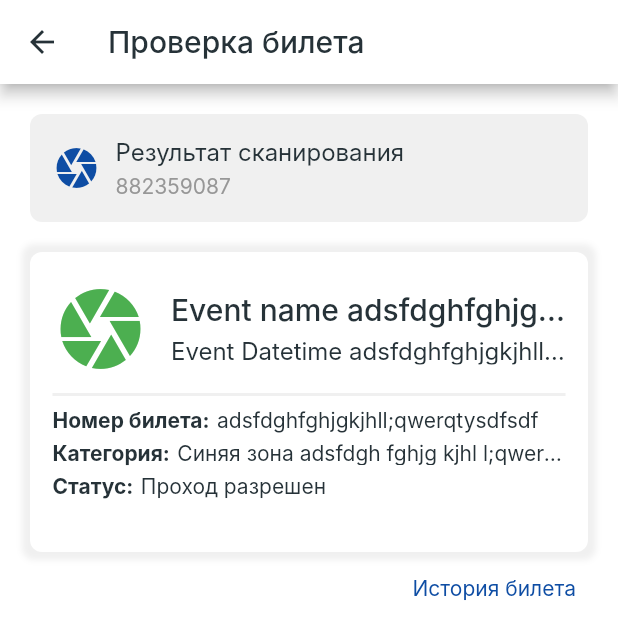
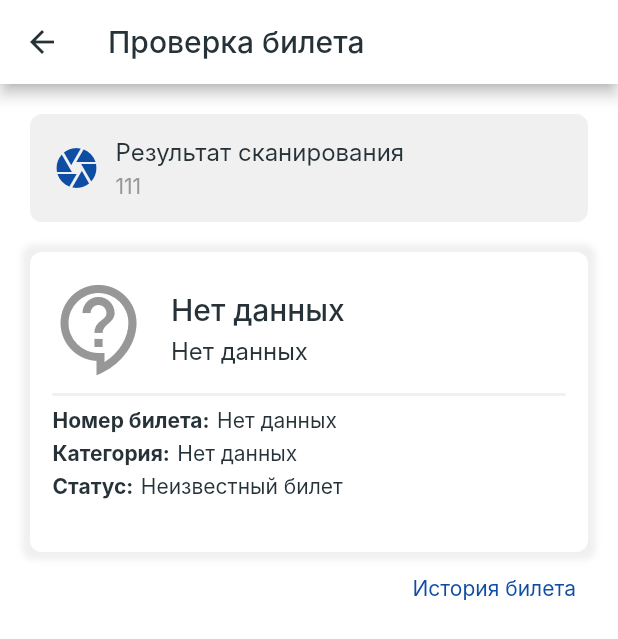
Before and after one commit to vgadzh/flutter_ticket_check, a Flutter app: the screen it shows after launch, item 2 of the bottom bar chosen, after a tap on an icon or button, on a phone screen of 412 x 824 dp. Shown: the top 639 px of the screen. Run offline on Flutter 3.47's test engine with Material 2 defaults, Android fonts, the phone set to English and light mode, and no system bars; our stand-ins replace sqflite; missing offline and left inert: flutter_barcode_scanner; accounts and stored records are empty; Roboto replaces fonts that are missing (Inter).

Commit message:
+sqlite db - tickets

```diff
--- /dev/null
+++ b/lib/enum/ticket_status.dart
@@ -0,0 +1,5 @@
+enum TicketStatus {
+  ok,
+  used,
+  unknown,
+}
--- a/lib/screen/home_screen.dart
+++ b/lib/screen/home_screen.dart
@@ -19,10 +19,10 @@ class HomeScreen extends StatelessWidget {
             'Home Screen (i)',
             style: Styles.h5,
           ),
-          Text('Date'),
-          Text('Events'),
-          Text('Zones'),
-          Text('Tickets'),
+          const Text('Date'),
+          const Text('Events'),
+          const Text('Zones'),
+          const Text('Tickets'),
           Row(
             mainAxisAlignment: MainAxisAlignment.start,
             children: [
--- a/lib/screen/scan_screen.dart
+++ b/lib/screen/scan_screen.dart
@@ -1,7 +1,7 @@
 import 'package:flutter/material.dart';
-import 'package:flutter/services.dart';
 import 'package:flutter_barcode_scanner/flutter_barcode_scanner.dart';
 import 'package:flutter_ticket_check/screen/ticket_screen.dart';
+import 'package:flutter_ticket_check/services/ticket_service.dart';
 import 'package:flutter_ticket_check/utils/app_styles.dart';
 
 class ScanScreen extends StatefulWidget {
@@ -57,12 +57,18 @@ class _ScanScreenState extends State<ScanScreen> {
     // } on PlatformException {
     //   barcodeScanRes = 'Failed to get platform version';
     // }
+    final ticketService = TicketService();
+    final Ticket ticket = await ticketService.getTicket(ticketNumber: '11');
+    print(ticket);
+
     if (!mounted) return;
     Navigator.push(
         context,
         MaterialPageRoute(
-            builder: ((context) =>
-                const TicketScreen(ticketNumber: '882359087'))));
+            builder: ((context) => TicketScreen(
+                  ticket: ticket,
+                  barcode: '111',
+                ))));
     // setState(() {
     //   _scanBarcode = barcodeScanRes;
     // });
--- a/lib/screen/ticket_screen.dart
+++ b/lib/screen/ticket_screen.dart
@@ -1,11 +1,30 @@
 import 'package:flutter/material.dart';
+import 'package:flutter_ticket_check/enum/ticket_status.dart';
 import 'package:flutter_ticket_check/screen/ticket_history_screen.dart';
+import 'package:flutter_ticket_check/services/ticket_service.dart';
 import 'package:flutter_ticket_check/utils/app_styles.dart';
-import 'package:flutter_ticket_check/widget/captionDoubleTextLine.dart';
+import 'package:flutter_ticket_check/widget/caption_double_text_line.dart';
+
+Icon ticketOkIcon = Icon(
+  Icons.check_circle_outline,
+  size: 64,
+  color: Styles.secondaryColor,
+);
+Icon ticketUsedIcon = Icon(
+  Icons.cancel_outlined,
+  size: 64,
+  color: Styles.accentColor,
+);
+Icon ticketUnknownIcon = Icon(
+  Icons.contact_support_outlined,
+  size: 64,
+  color: Styles.iconsColor,
+);
 
 class TicketScreen extends StatelessWidget {
-  final String ticketNumber;
-  const TicketScreen({super.key, required this.ticketNumber});
+  final Ticket ticket;
+  final String barcode;
+  const TicketScreen({super.key, required this.ticket, required this.barcode});
 
   @override
   Widget build(BuildContext context) {
@@ -56,7 +75,7 @@ class TicketScreen extends StatelessWidget {
                           height: 5,
                         ),
                         Text(
-                          ticketNumber,
+                          barcode,
                           style: Styles.subtitleTextStyle
                               .copyWith(color: Styles.iconsColor),
                           overflow: TextOverflow.ellipsis,
@@ -93,11 +112,11 @@ class TicketScreen extends StatelessWidget {
                       mainAxisAlignment: MainAxisAlignment.start,
                       crossAxisAlignment: CrossAxisAlignment.center,
                       children: [
-                        const Icon(
-                          Icons.camera,
-                          size: 64,
-                          color: Colors.green,
-                        ),
+                        (ticket.status == TicketStatus.ok)
+                            ? ticketOkIcon
+                            : (ticket.status == TicketStatus.used)
+                                ? ticketUsedIcon
+                                : ticketUnknownIcon,
                         const SizedBox(width: 15),
                         Flexible(
                           child: Column(
@@ -105,13 +124,13 @@ class TicketScreen extends StatelessWidget {
                             crossAxisAlignment: CrossAxisAlignment.start,
                             children: [
                               Text(
-                                "Event name adsfdghfghjgkjhll;qwerqty",
+                                ticket.eventName,
                                 style: Styles.h6,
                                 overflow: TextOverflow.ellipsis,
                               ),
                               const SizedBox(height: 5),
                               Text(
-                                'Event Datetime adsfdghfghjgkjhll;qwerqty',
+                                ticket.eventDate,
                                 style: Styles.bodyTextStyle1,
                                 overflow: TextOverflow.ellipsis,
                               ),
@@ -122,19 +141,20 @@ class TicketScreen extends StatelessWidget {
                     ),
                   ),
                   Divider(thickness: 2, color: Styles.shadeColor),
-                  const CaptionDoubleTextLine(
-                      captionText: 'Номер билета:',
-                      text: 'adsfdghfghjgkjhll;qwerqtysdfsdf'),
+                  CaptionDoubleTextLine(
+                      captionText: 'Номер билета:', text: ticket.number),
                   const SizedBox(height: 5),
-                  const CaptionDoubleTextLine(
-                      captionText: 'Категория:',
-                      text: 'Синяя зона adsfdgh fghjg kjhl l;qwerqtysdfsdf'),
+                  CaptionDoubleTextLine(
+                      captionText: 'Категория:', text: ticket.zoneName),
                   const SizedBox(height: 5),
-                  const CaptionDoubleTextLine(
-                      captionText: 'Статус:', text: 'Проход разрешен'),
+                  CaptionDoubleTextLine(
+                      captionText: 'Статус:',
+                      text: TicketService.getTicketStatusDescription(
+                          status: ticket.status)),
                 ],
               ),
             ),
+            // History button
             Row(
               mainAxisAlignment: MainAxisAlignment.end,
               children: [
@@ -144,7 +164,7 @@ class TicketScreen extends StatelessWidget {
                           context,
                           MaterialPageRoute(
                               builder: ((context) => TicketHistoryScreen(
-                                  ticketNumber: ticketNumber))));
+                                  ticketNumber: ticket.number))));
                     },
                     child: Text(
                       'История билета',
--- /dev/null
+++ b/lib/services/service_exceptions.dart
@@ -0,0 +1,7 @@
+class DatabaseIsNotOpen implements Exception {}
+
+class DatabaseAlreadyOpenException implements Exception {}
+
+class UnableToGetDocumentsDirectory implements Exception {}
+
+class CouldNotFindNote implements Exception {}
--- /dev/null
+++ b/lib/services/ticket_service.dart
@@ -0,0 +1,161 @@
+import 'package:flutter_ticket_check/enum/ticket_status.dart';
+import 'package:flutter_ticket_check/services/service_exceptions.dart';
+import 'package:path_provider/path_provider.dart';
+import 'package:sqflite/sqflite.dart';
+import 'package:path/path.dart' show join;
+
+class TicketService {
+  Database? _db;
+
+  Database _getDatabaseOrThrow() {
+    final db = _db;
+    if (db == null) {
+      throw DatabaseIsNotOpen();
+    }
+    return db;
+  }
+
+  Future<void> _ensureDbIsOpen() async {
+    try {
+      await open();
+    } on DatabaseAlreadyOpenException {
+      //empty
+    }
+  }
+
+  Future<void> open() async {
+    if (_db != null) {
+      throw DatabaseAlreadyOpenException();
+    }
+    try {
+      final docsPath = await getApplicationDocumentsDirectory();
+      final dbPath = join(docsPath.path, dbName);
+      final db = await openDatabase(dbPath);
+      _db = db;
+
+      await db.execute(createTicketTable);
+
+      // await insertDemoTickets();
+    } on MissingPlatformDirectoryException {
+      throw UnableToGetDocumentsDirectory();
+    } catch (e) {
+      print(e.toString());
+    }
+  }
+
+  Future<void> close() async {
+    final db = _db;
+    if (db == null) {
+      throw DatabaseIsNotOpen();
+    } else {
+      await db.close();
+      _db = null;
+    }
+  }
+
+  Future<void> insertDemoTickets() async {
+    await _ensureDbIsOpen();
+    final db = _getDatabaseOrThrow();
+    await db.execute(insertDemoTicketsQuery);
+  }
+
+  Future<void> deleteAllTickets() async {
+    await _ensureDbIsOpen();
+    final db = _getDatabaseOrThrow();
+    await db.delete(ticketTable);
+  }
+
+  Future<Ticket> getTicket({required ticketNumber}) async {
+    await _ensureDbIsOpen();
+    final db = _getDatabaseOrThrow();
+    final tickets = await db.query(
+      ticketTable,
+      limit: 1,
+      where: 'number=?',
+      whereArgs: [ticketNumber],
+    );
+    if (tickets.isEmpty) {
+      return Ticket(
+        number: 'Нет данных',
+        status: TicketStatus.unknown,
+        zoneName: 'Нет данных',
+        eventName: 'Нет данных',
+        eventDate: 'Нет данных',
+      );
+    } else {
+      return Ticket.fromRow(tickets.first);
+    }
+  }
+
+  static String getTicketStatusDescription({required TicketStatus status}) {
+    String description = 'Неизвестный статус билета';
+    switch (status) {
+      case TicketStatus.ok:
+        description = 'Новый билет';
+        break;
+      case TicketStatus.used:
+        description = 'Использованный билет';
+        break;
+      case TicketStatus.unknown:
+        description = 'Неизвестный билет';
+        break;
+    }
+    return description;
+  }
+}
+
+class Ticket {
+  final String number;
+  final TicketStatus status;
+  final String zoneName;
+  final String eventName;
+  final String eventDate;
+
+  Ticket({
+    required this.number,
+    required this.status,
+    required this.zoneName,
+    required this.eventName,
+    required this.eventDate,
+  });
+
+  // Example. Row from DB
+  //{id: 1, number: 11, status: ok, zone_name: Синяя зона, event_name: Октоберфест, event_date: 2022-11-11}
+  Ticket.fromRow(Map<String, Object?> map)
+      : number = map['number'] as String,
+        status = (map['status'] as String) == 'ok'
+            ? TicketStatus.ok
+            : (map['status'] as String) == 'used'
+                ? TicketStatus.used
+                : TicketStatus.unknown,
+        zoneName = map['zone_name'] as String,
+        eventName = map['event_name'] as String,
+        eventDate = map['event_date'] as String;
+
+  @override
+  String toString() =>
+      "Ticket | number: $number | status: $status | zone_name: $zoneName | event_name: $eventName | event_date: $eventDate";
+}
+
+const dbName = 'tickets.db';
+const ticketTable = 'ticket';
+const createTicketTable = '''
+CREATE TABLE IF NOT EXISTS "ticket" (
+	"id"	INTEGER,
+	"number"	TEXT NOT NULL UNIQUE,
+	"status"	TEXT NOT NULL,
+	"zone_name"	TEXT NOT NULL,
+	"event_name"	TEXT NOT NULL,
+	"event_date"	TEXT NOT NULL,
+	PRIMARY KEY("id")
+);
+''';
+
+const insertDemoTicketsQuery = '''
+INSERT INTO "main"."ticket"
+("number", "status", "zone_name", "event_name", "event_date")
+VALUES
+('11', 'ok', 'Синяя зона', 'Октоберфест', '2022-11-11'),
+('22', 'used', 'Синяя зона', 'Октоберфест', '2022-11-11'),
+('33', 'ok', 'Синяя зона', 'Октоберфест', '2022-11-11');
+''';
--- a/pubspec.yaml
+++ b/pubspec.yaml
@@ -37,6 +37,9 @@ dependencies:
   # Use with the CupertinoIcons class for iOS style icons.
   cupertino_icons: ^1.0.2
   flutter_barcode_scanner: ^2.0.0
+  sqflite: ^2.2.0+3
+  path_provider: ^2.0.11
+  path: ^1.8.2
 
 dev_dependencies:
   flutter_test:
```
Also changed, not shown: lib/widget/caption_double_text_line.dart (renamed from lib/widget/captionDoubleTextLine.dart), pubspec.lock, 2 other files.
